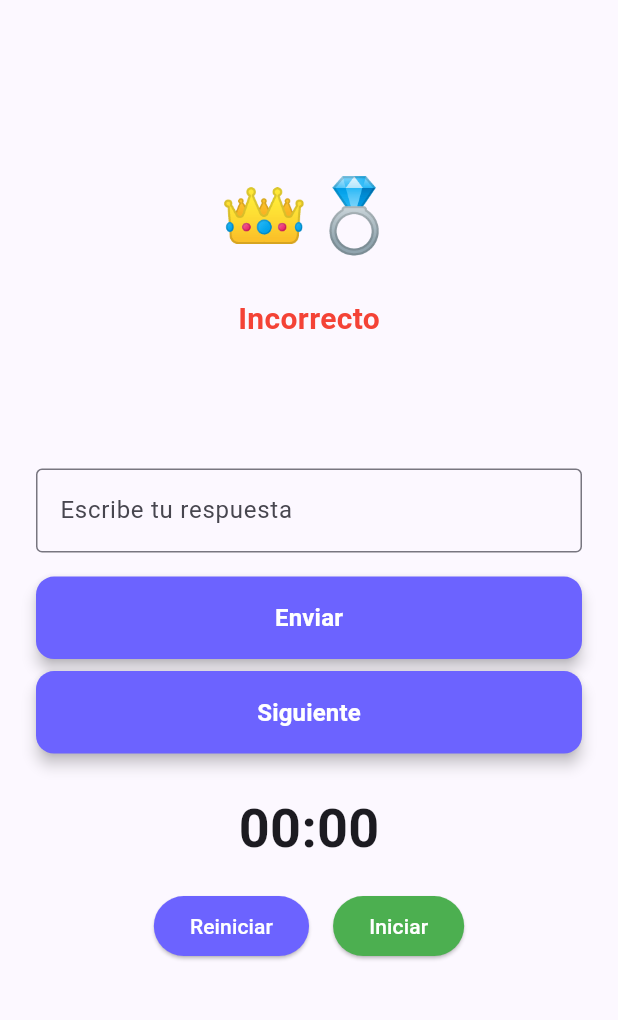
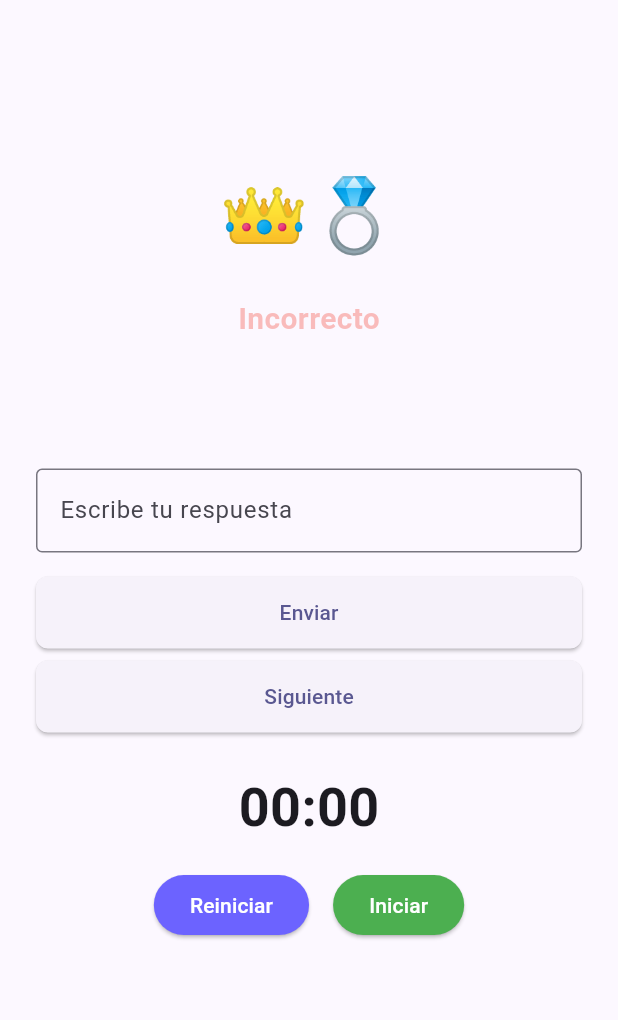
Before and after one commit to AlejandroMilla99/gameBible, a Flutter app: the EmojiChallengePage screen opened directly, after a tap on "Enviar", on a phone screen of 412 x 824 dp, the part 84-1104 px from its top. Run offline on Flutter 3.47's test engine with Material 3 defaults, Android fonts, the phone set to English and light mode, and no system bars; our stand-ins replace audioplayers, confetti, shared_preferences; accounts and stored records are empty.

Commit message:
EmojiChallenge style fix

```diff
--- /dev/null
+++ b/assets/data/emojiGame.json
@@ -0,0 +1,8 @@
+[
+  { "emoji": "🐍🍎", "answer": "Python" },
+  { "emoji": "👑💍", "answer": "The Lord of the Rings" },
+  { "emoji": "🦁👑", "answer": "The Lion King" },
+  { "emoji": "🚀🌕", "answer": "Apollo 11" },
+  { "emoji": "🧙‍♂️⚡", "answer": "Harry Potter" },
+  { "emoji": "🕷️🧑", "answer": "Spider-Man" }
+]
--- a/lib/components/dialogs/custom_snackbar.dart
+++ b/lib/components/dialogs/custom_snackbar.dart
@@ -178,6 +178,7 @@ class _SnackBarWidgetState extends State<_SnackBarWidget>
           Icons.warning
         );
       case SnackBarType.info:
+      // ignore: unreachable_switch_default
       default:
         return (
           const LinearGradient(
--- a/lib/pages/games/emoji_challenge_page.dart
+++ b/lib/pages/games/emoji_challenge_page.dart
@@ -1,11 +1,12 @@
 import 'dart:math';
+import 'dart:convert';
+import 'package:flutter/services.dart' show rootBundle;
 import 'package:flutter/material.dart';
 import '../../constants/app_spacing.dart';
 import '../../components/buttons/primary_button.dart';
 import '../../constants/app_colors.dart';
 import '../../components/stopwatch_timer.dart';
 import 'package:gamebible/components/dialogs/game_info_dialog.dart';
-
 
 class EmojiChallengePage extends StatefulWidget {
   final String title;
@@ -17,13 +18,10 @@ class EmojiChallengePage extends StatefulWidget {
 
 class _EmojiChallengePageState extends State<EmojiChallengePage>
     with SingleTickerProviderStateMixin {
-  final List<Map<String, String>> challenges = [
-    {"emoji": "🐍🍎", "answer": "Python"},
-    {"emoji": "👑💍", "answer": "The Lord of the Rings"},
-    {"emoji": "🦁👑", "answer": "The Lion King"},
-  ];
+  List<Map<String, String>> allChallenges = [];
+  List<Map<String, String>> remainingChallenges = [];
+  Map<String, String>? currentChallenge;
 
-  Map<String, String>? currentChallenge;
   final _random = Random();
   final TextEditingController _controller = TextEditingController();
   final FocusNode _focusNode = FocusNode();
@@ -31,20 +29,49 @@ class _EmojiChallengePageState extends State<EmojiChallengePage>
   int correctAnswers = 0;
   String? feedbackMessage;
   bool _showFeedback = false;
+  bool _isSubmitting = false; // NUEVO: controla el estado del botón
 
   List<String> _suggestions = [];
   bool _showSuggestions = false;
 
+  Future<void> _loadChallenges() async {
+    final jsonString =
+        await rootBundle.loadString("assets/data/emojiGame.json");
+    final List<dynamic> jsonData = json.decode(jsonString);
+
+    setState(() {
+      allChallenges = jsonData
+          .map((item) =>
+              {"emoji": item["emoji"] as String, "answer": item["answer"] as String})
+          .toList();
+      _resetIteration();
+      _pickChallenge();
+    });
+  }
+
+  void _resetIteration() {
+    remainingChallenges = List.from(allChallenges)..shuffle(_random);
+  }
+
   void _pickChallenge() {
     setState(() {
-      currentChallenge = challenges[_random.nextInt(challenges.length)];
+      if (remainingChallenges.isEmpty) {
+        _resetIteration();
+      }
+      currentChallenge = remainingChallenges.removeAt(0);
       _controller.clear();
       _suggestions = [];
       _showSuggestions = false;
+      _isSubmitting = false; // habilitar de nuevo el botón al cargar challenge
     });
   }
 
   void _submitAnswer() {
+    if (_isSubmitting) return; // evita pulsaciones dobles
+    setState(() {
+      _isSubmitting = true; // deshabilita el botón
+    });
+
     final answer = _controller.text.trim();
     final correct = currentChallenge!["answer"];
     final isCorrect = answer.toLowerCase() == correct!.toLowerCase();
@@ -59,11 +86,18 @@ class _EmojiChallengePageState extends State<EmojiChallengePage>
       _showFeedback = true;
     });
 
-    Future.delayed(const Duration(seconds: 2), () {
+    Future.delayed(const Duration(seconds: 1), () {
       if (mounted) {
         setState(() {
           _showFeedback = false;
         });
+        if (isCorrect && mounted) {
+          _pickChallenge(); // pasa automáticamente al siguiente si acierta
+        } else {
+          setState(() {
+            _isSubmitting = false; // reactivar si falló
+          });
+        }
       }
     });
 
@@ -85,10 +119,9 @@ class _EmojiChallengePageState extends State<EmojiChallengePage>
       return;
     }
 
-    final matches = challenges
+    final matches = allChallenges
         .map((c) => c["answer"]!)
-        .where((answer) =>
-            answer.toLowerCase().contains(input.toLowerCase()))
+        .where((answer) => answer.toLowerCase().contains(input.toLowerCase()))
         .toList();
 
     setState(() {
@@ -106,10 +139,7 @@ class _EmojiChallengePageState extends State<EmojiChallengePage>
   void initState() {
     super.initState();
 
-    WidgetsBinding.instance.addPostFrameCallback((_) {
-      _pickChallenge();
-      _hideKeyboard();
-    });
+    _loadChallenges();
 
     _controller.addListener(() {
       if (mounted) {
@@ -143,7 +173,7 @@ class _EmojiChallengePageState extends State<EmojiChallengePage>
             IconButton(
               icon: const Icon(Icons.info_rounded),
               onPressed: () => _showInfo(context),
-          ),
+            ),
             Padding(
               padding: const EdgeInsets.symmetric(horizontal: 12.0),
               child: Row(
@@ -236,15 +266,28 @@ class _EmojiChallengePageState extends State<EmojiChallengePage>
                     : const SizedBox.shrink(),
               ),
               const SizedBox(height: AppSpacing.md),
-              PrimaryButton(
-                onPressed: _submitAnswer,
-                text: "Enviar",
+             ElevatedButton(
+              onPressed: _isSubmitting ? null : _submitAnswer,
+              style: ElevatedButton.styleFrom(
+                minimumSize: const Size(double.infinity, 48),
+                shape: RoundedRectangleBorder(
+                  borderRadius: BorderRadius.circular(8),
+                ),
               ),
-              const SizedBox(height: AppSpacing.sm),
-              PrimaryButton(
-                onPressed: _pickChallenge,
-                text: "Siguiente",
+              child: const Text("Enviar"),
+            ),
+            const SizedBox(height: AppSpacing.sm),
+            ElevatedButton(
+              onPressed: _pickChallenge,
+              style: ElevatedButton.styleFrom(
+                minimumSize: const Size(double.infinity, 48),
+                shape: RoundedRectangleBorder(
+                  borderRadius: BorderRadius.circular(8),
+                ),
               ),
+              child: const Text("Siguiente"),
+            ),
+
               const SizedBox(height: AppSpacing.lg),
               const StopwatchTimer(),
             ],
@@ -269,10 +312,10 @@ class _EmojiChallengePageState extends State<EmojiChallengePage>
           "También puedes retarte con el cronómetro para medir cuánto tardas en resolver cada desafío.",
           "Tu número de aciertos acumulados aparece en la parte superior, y puedes restablecerlo en cualquier momento."
         ],
-        example: "Ejemplo: Si ves los emojis '🦁👑', la respuesta correcta sería 'The Lion King'.",
-        imageAsset: null, // opcional, por ejemplo un emoji grande decorativo
+        example:
+            "Ejemplo: Si ves los emojis '🦁👑', la respuesta correcta sería 'The Lion King'.",
+        imageAsset: null,
       ),
     );
   }
-
 }
```
